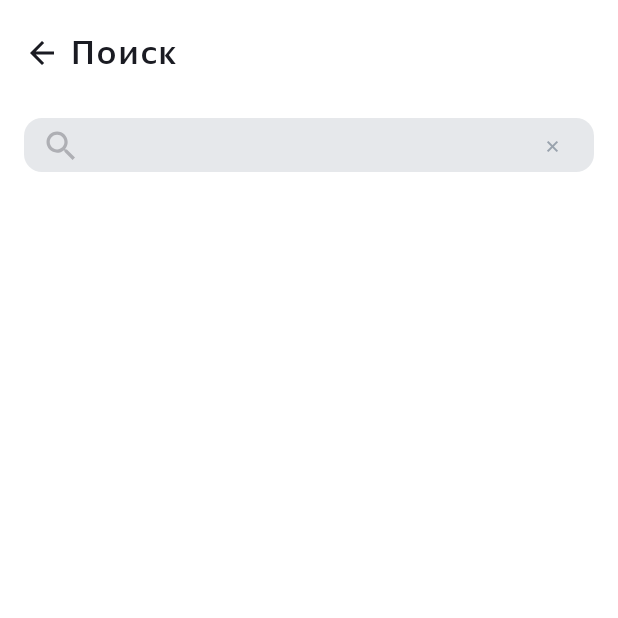
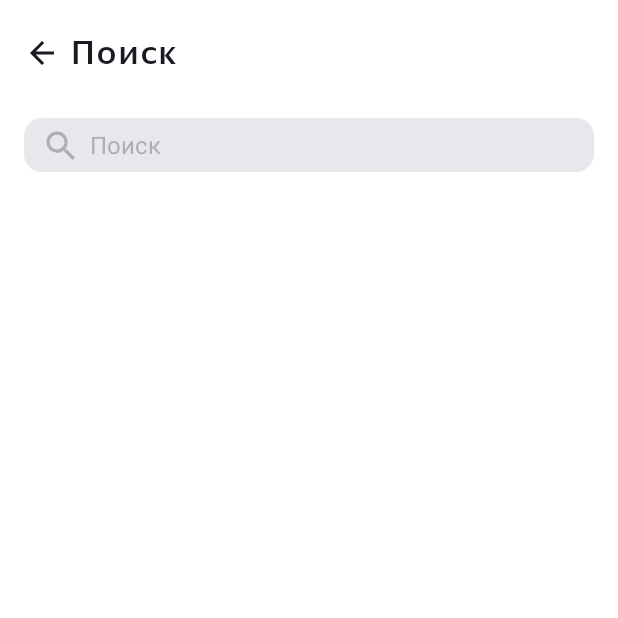
Before and after one commit to dariaban/Playlist_Maker3, an Android app: the screen it shows after launch (SearchActivity), after a tap on "Поиск", on a phone screen of 412 x 824 dp, the top half of it. Run offline under Robolectric (Android 15) with nearby library versions, the phone set to English and light mode, and no system bars.

Commit message:
Привет! Насчет кнопки очистить. В макете она вообще не видна, ориентировалась на размеры view. С onSaveIstanceState вроде разобралась.

```diff
--- a/app/src/main/java/com/example/playlist_maker3/SearchActivity.kt
+++ b/app/src/main/java/com/example/playlist_maker3/SearchActivity.kt
@@ -1,65 +1,61 @@
 package com.example.playlist_maker3
 
+import android.content.Context
 import androidx.appcompat.app.AppCompatActivity
 import android.os.Bundle
 import android.text.Editable
 import android.text.TextWatcher
 import android.view.View
+import android.view.inputmethod.InputMethodManager
 import android.widget.EditText
 import android.widget.ImageView
+import androidx.core.view.isVisible
 import com.google.android.material.button.MaterialButton
 
 class SearchActivity : AppCompatActivity() {
     override fun onCreate(savedInstanceState: Bundle?) {
         super.onCreate(savedInstanceState)
         setContentView(R.layout.activity_search)
+        val inputEditText: EditText = findViewById(R.id.search_bar)
+        if (savedInstanceState != null) {
+            inputEditText.setText(savedInstanceState.getString("EDIT_TEXT_KEY"))
+        }
         val backButton = findViewById<MaterialButton>(R.id.backButton)
         backButton.setOnClickListener {
             finish()
         }
-        val inputEditText: EditText = findViewById(R.id.search_bar)
         val clearButton = findViewById<ImageView>(R.id.clearIcon)
-        fun clearButtonVisibility(s: CharSequence?): Int {
-            return if (s.isNullOrEmpty()) {
-                View.GONE
-            } else {
-                View.VISIBLE
-            }
-        }
+
         clearButton.setOnClickListener {
             inputEditText.setText("")
+            val inputMethodManager =
+                getSystemService(Context.INPUT_METHOD_SERVICE) as? InputMethodManager
+            inputMethodManager?.hideSoftInputFromWindow(inputEditText.windowToken, 0)
         }
         val simpleTextWatcher = object : TextWatcher {
             override fun beforeTextChanged(s: CharSequence?, start: Int, count: Int, after: Int) {
             }
 
             override fun onTextChanged(s: CharSequence?, start: Int, before: Int, count: Int) {
-                clearButton.visibility = clearButtonVisibility(s)
+                clearButton.isVisible = !s.isNullOrEmpty()
             }
 
             override fun afterTextChanged(s: Editable?) {
+
             }
         }
         inputEditText.addTextChangedListener(simpleTextWatcher)
-        inputEditText.setText(savedValue)
+
     }
 
-
-    private var savedValue: String = DEF_VALUE
     override fun onSaveInstanceState(outState: Bundle) {
+        val editText = findViewById<EditText>(R.id.search_bar)
+        outState.putString("EDIT_TEXT_KEY", editText.text.toString())
         super.onSaveInstanceState(outState)
-        outState.putString(SEARCH_VALUE, savedValue)
-    }
-
-    companion object {
-        const val SEARCH_VALUE = "SEARCH_VALUE"
-        const val DEF_VALUE = " "
     }
 
     override fun onRestoreInstanceState(savedInstanceState: Bundle) {
         super.onRestoreInstanceState(savedInstanceState)
-        savedValue = savedInstanceState.getString(SEARCH_VALUE, DEF_VALUE)
-
+        savedInstanceState.getString("EDIT_TEXT_KEY").toString()
     }
-
 }
--- a/app/src/main/res/drawable/clear1.xml
+++ b/app/src/main/res/drawable/clear1.xml
@@ -1,8 +1,8 @@
 <?xml version="1.0" encoding="utf-8"?>
 <layer-list xmlns:android="http://schemas.android.com/apk/res/android">
     <item
-        android:width="35dp"
-        android:height="35dp"
+        android:width="40dp"
+        android:height="36dp"
         android:bottom="10dp"
         android:left="10dp"
         android:right="10dp"
--- a/app/src/main/res/layout/activity_search.xml
+++ b/app/src/main/res/layout/activity_search.xml
@@ -16,7 +16,10 @@
         style="@style/topButton"
         android:layout_width="match_parent"
         android:layout_height="wrap_content"
+        android:layout_margin="4dp"
         android:layout_weight="0"
+        android:padding="@dimen/padding_title"
+        android:paddingTop="@dimen/top_padding_title"
         android:text="@string/search"
         android:textColor="?attr/colorPrimaryVariant"
         app:backgroundTint="?attr/colorSecondary"
@@ -44,6 +47,7 @@
             android:inputType="text"
             android:lines="1"
             android:paddingStart="12dp"
+            android:textColor="?attr/colorOnSecondary"
             android:textColorHint="?attr/colorOnSecondary"
             android:textCursorDrawable="@drawable/cursor_color"
             android:textSize="@dimen/text_size_16" />
@@ -54,7 +58,7 @@
             android:layout_height="wrap_content"
             android:layout_gravity="end"
             android:src="@drawable/clear1"
-            android:visibility="gone" />
+            android:visibility="invisible" />
 
     </FrameLayout>
 </LinearLayout>
--- a/app/src/main/res/values/styles.xml
+++ b/app/src/main/res/values/styles.xml
@@ -34,12 +34,10 @@
     </style>
 
     <style name="topButton" parent="Widget.MaterialComponents.Button.UnelevatedButton">
-        <item name="android:layout_margin">4dp</item>
         <item name="fontFamily">@font/ys_display_medium</item>
         <item name="android:gravity">start</item>
-        <item name="android:padding">@dimen/padding_title</item>
-        <item name="android:paddingTop">@dimen/top_padding_title</item>
         <item name="textAllCaps">false</item>
         <item name="android:textSize">@dimen/text_size_22</item>
+        <item name="android:textColor">?attr/colorPrimaryVariant</item>
     </style>
 </resources>
```
Also changed, not shown: app/src/main/java/com/example/playlist_maker3/SettingsActivity.kt (+5 -5 lines), app/src/main/res/layout/activity_settings.xml (+4 -4 lines).
